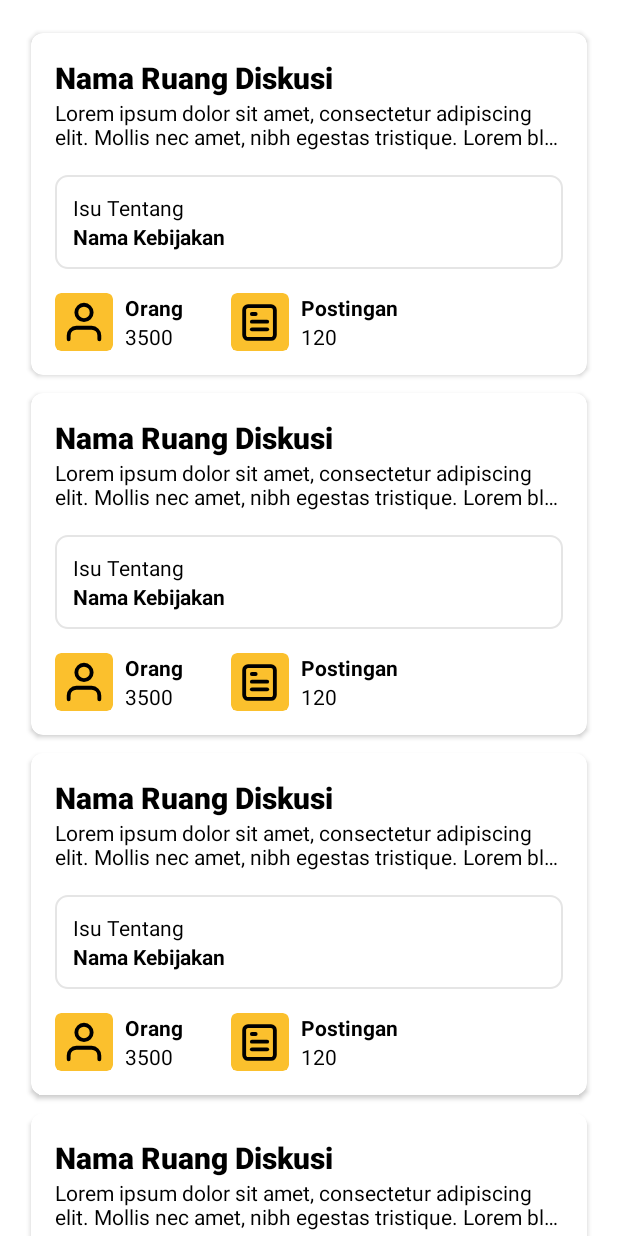
After one commit to Ruang-Opini/ruang-opini, an Android app: the layout fragment_content_discussion.xml on its own in the app's theme, with its tools: preview values and no code run, on a phone screen of 412 x 824 dp. The commit adds this screen. Run offline under Robolectric (Android 15) with nearby library versions, the phone set to English and light mode, and no system bars.

Commit message:
add: DiscussionFragment

```diff
--- /dev/null
+++ b/app/src/main/res/drawable/bg_rounded_rect_outline.xml
@@ -0,0 +1,8 @@
+<?xml version="1.0" encoding="utf-8"?>
+<shape xmlns:android="http://schemas.android.com/apk/res/android"
+    android:shape="rectangle">
+    <stroke
+        android:width="1dp"
+        android:color="@color/outline" />
+    <corners android:radius="8dp" />
+</shape>
--- /dev/null
+++ b/app/src/main/res/layout/fragment_content_discussion.xml
@@ -0,0 +1,22 @@
+<?xml version="1.0" encoding="utf-8"?>
+<FrameLayout xmlns:android="http://schemas.android.com/apk/res/android"
+    xmlns:app="http://schemas.android.com/apk/res-auto"
+    xmlns:tools="http://schemas.android.com/tools"
+    android:layout_width="match_parent"
+    android:layout_height="match_parent"
+    tools:context=".ui.base.dicussion.ContentDiscussionFragment">
+
+    <androidx.recyclerview.widget.RecyclerView
+        android:id="@+id/rvDiscussionRoom"
+        android:layout_width="match_parent"
+        android:layout_height="match_parent"
+        android:clipToPadding="false"
+        android:paddingStart="16dp"
+        android:paddingTop="16dp"
+        android:paddingEnd="16dp"
+        android:paddingBottom="32dp"
+        app:layoutManager="androidx.recyclerview.widget.LinearLayoutManager"
+        tools:itemCount="10"
+        tools:listitem="@layout/item_discussion_room" />
+
+</FrameLayout>
--- /dev/null
+++ b/app/src/main/res/layout/item_discussion_room.xml
@@ -0,0 +1,151 @@
+<?xml version="1.0" encoding="utf-8"?>
+<androidx.cardview.widget.CardView xmlns:android="http://schemas.android.com/apk/res/android"
+    xmlns:app="http://schemas.android.com/apk/res-auto"
+    xmlns:tools="http://schemas.android.com/tools"
+    android:layout_width="match_parent"
+    android:layout_height="wrap_content"
+    android:background="@drawable/bg_rounded_rect_outline"
+    android:elevation="0dp"
+    app:cardCornerRadius="8dp"
+    app:cardUseCompatPadding="true">
+
+    <androidx.constraintlayout.widget.ConstraintLayout
+        android:layout_width="match_parent"
+        android:layout_height="wrap_content"
+        android:padding="16dp">
+
+        <TextView
+            android:id="@+id/tvDiscussionRoomName"
+            android:layout_width="0dp"
+            android:layout_height="wrap_content"
+            android:text="Nama Ruang Diskusi"
+            android:textAppearance="@style/TextAppearance.AppCompat.Title"
+            android:textStyle="bold"
+            app:layout_constraintEnd_toEndOf="parent"
+            app:layout_constraintStart_toStartOf="parent"
+            app:layout_constraintTop_toTopOf="parent" />
+
+        <TextView
+            android:id="@+id/tvDicussionDesc"
+            android:layout_width="0dp"
+            android:layout_height="wrap_content"
+            android:ellipsize="end"
+            android:maxLines="2"
+            android:text="Lorem ipsum dolor sit amet, consectetur adipiscing elit. Mollis nec amet, nibh egestas tristique. Lorem blandit metus adipiscing risus. Libero semper in purus, lacus turpis ut velit scelerisque sem. Gravida hac pharetra rhoncus, tortor malesuada non viverra. "
+            android:textAppearance="@style/TextAppearance.AppCompat.Body1"
+            app:layout_constraintEnd_toEndOf="parent"
+            app:layout_constraintStart_toStartOf="parent"
+            app:layout_constraintTop_toBottomOf="@+id/tvDiscussionRoomName" />
+
+        <androidx.appcompat.widget.LinearLayoutCompat
+            android:id="@+id/contentPolicy"
+            android:layout_width="match_parent"
+            android:layout_height="wrap_content"
+            android:layout_marginTop="16dp"
+            android:background="@drawable/bg_rounded_rect_outline"
+            android:orientation="vertical"
+            android:padding="12dp"
+            app:layout_constraintTop_toBottomOf="@+id/tvDicussionDesc"
+            tools:layout_editor_absoluteX="16dp">
+
+            <TextView
+                android:layout_width="match_parent"
+                android:layout_height="wrap_content"
+                android:text="Isu Tentang"
+                android:textAppearance="@style/TextAppearance.AppCompat.Body1" />
+
+            <TextView
+                android:id="@+id/tvPolicyName"
+                android:layout_width="match_parent"
+                android:layout_height="wrap_content"
+                android:text="Nama Kebijakan"
+                android:textAppearance="@style/TextAppearance.AppCompat.Body1"
+                android:textStyle="bold" />
+
+        </androidx.appcompat.widget.LinearLayoutCompat>
+
+        <androidx.cardview.widget.CardView
+            android:id="@+id/cardView"
+            android:layout_width="0dp"
+            android:layout_height="0dp"
+            app:cardBackgroundColor="@color/primary"
+            app:cardCornerRadius="4dp"
+            app:cardElevation="0dp"
+            app:layout_constraintBottom_toBottomOf="@+id/tvAmountOfPerson"
+            app:layout_constraintDimensionRatio="1:1"
+            app:layout_constraintStart_toStartOf="parent"
+            app:layout_constraintTop_toTopOf="@+id/textView7">
+
+            <ImageView
+                android:layout_width="match_parent"
+                android:layout_height="match_parent"
+                android:padding="4dp"
+                android:src="@drawable/ic_person"
+                app:tint="@color/black" />
+        </androidx.cardview.widget.CardView>
+
+        <TextView
+            android:id="@+id/textView7"
+            android:layout_width="wrap_content"
+            android:layout_height="wrap_content"
+            android:layout_marginStart="8dp"
+            android:layout_marginTop="16dp"
+            android:text="Orang"
+            android:textAppearance="@style/TextAppearance.AppCompat.Body1"
+            android:textStyle="bold"
+            app:layout_constraintStart_toEndOf="@+id/cardView"
+            app:layout_constraintTop_toBottomOf="@+id/contentPolicy" />
+
+        <TextView
+            android:id="@+id/tvAmountOfPerson"
+            android:layout_width="wrap_content"
+            android:layout_height="wrap_content"
+            android:layout_marginStart="8dp"
+            android:text="3500"
+            android:textAppearance="@style/TextAppearance.AppCompat.Body1"
+            app:layout_constraintStart_toEndOf="@+id/cardView"
+            app:layout_constraintTop_toBottomOf="@+id/textView7" />
+
+        <androidx.cardview.widget.CardView
+            android:id="@+id/cardView2"
+            android:layout_width="0dp"
+            android:layout_height="0dp"
+            android:layout_marginStart="32dp"
+            app:cardBackgroundColor="@color/primary"
+            app:cardCornerRadius="4dp"
+            app:cardElevation="0dp"
+            app:layout_constraintBottom_toBottomOf="@+id/tvAmountOfPost"
+            app:layout_constraintDimensionRatio="1:1"
+            app:layout_constraintStart_toEndOf="@+id/textView7"
+            app:layout_constraintTop_toTopOf="@+id/textView7">
+
+            <ImageView
+                android:layout_width="match_parent"
+                android:layout_height="match_parent"
+                android:padding="4dp"
+                android:src="@drawable/ic_post" />
+        </androidx.cardview.widget.CardView>
+
+        <TextView
+            android:id="@+id/textView9"
+            android:layout_width="wrap_content"
+            android:layout_height="wrap_content"
+            android:layout_marginStart="8dp"
+            android:layout_marginTop="16dp"
+            android:text="Postingan"
+            android:textAppearance="@style/TextAppearance.AppCompat.Body1"
+            android:textStyle="bold"
+            app:layout_constraintStart_toEndOf="@+id/cardView2"
+            app:layout_constraintTop_toBottomOf="@+id/contentPolicy" />
+
+        <TextView
+            android:id="@+id/tvAmountOfPost"
+            android:layout_width="wrap_content"
+            android:layout_height="wrap_content"
+            android:layout_marginStart="8dp"
+            android:text="120"
+            android:textAppearance="@style/TextAppearance.AppCompat.Body1"
+            app:layout_constraintStart_toEndOf="@+id/cardView2"
+            app:layout_constraintTop_toBottomOf="@+id/textView9" />
+    </androidx.constraintlayout.widget.ConstraintLayout>
+</androidx.cardview.widget.CardView>
--- a/app/src/main/res/values/strings.xml
+++ b/app/src/main/res/values/strings.xml
@@ -1,3 +1,5 @@
 <resources>
     <string name="app_name">Ruang Opini</string>
+    <!-- TODO: Remove or change this placeholder text -->
+    <string name="hello_blank_fragment">Hello blank fragment</string>
 </resources>
```
Also changed, not shown: app/src/main/java/id/ruangopini/ui/base/dicussion/ContentDiscussionFragment.kt (added, +56 -0 lines), app/src/main/java/id/ruangopini/ui/base/dicussion/DiscussionFragment.kt (added, +48 -0 lines), app/src/main/java/id/ruangopini/ui/base/dicussion/DiscussionRoomAdapter.kt (added, +40 -0 lines), app/src/main/java/id/ruangopini/ui/base/dicussion/DiscussionViewModel.kt (added, +40 -0 lines), app/src/main/res/drawable/tabs_indicator.xml (added, +11 -0 lines), app/src/main/res/layout/fragment_discussion.xml (added, +42 -0 lines).
